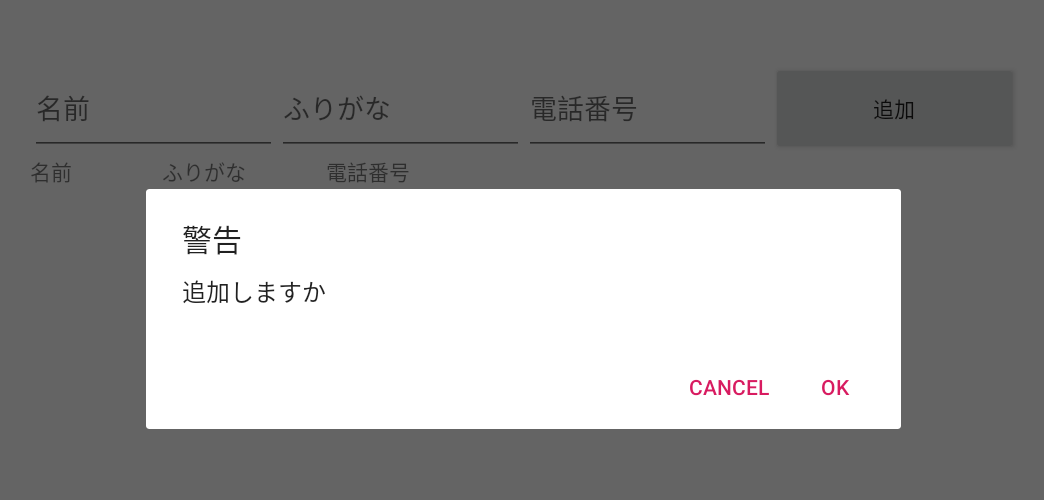
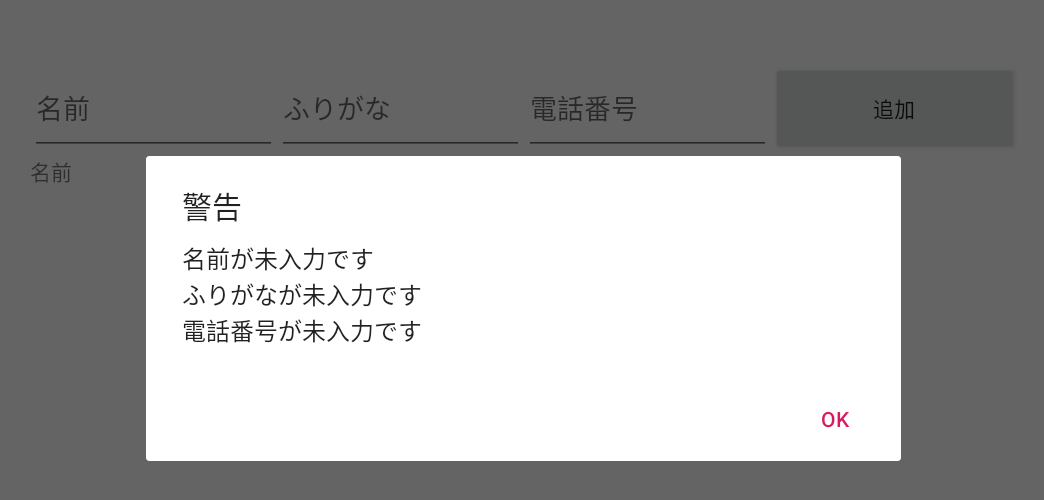
Before and after one commit to KawashimaRyutaro/Dokatsuke, an Android app: the MemberMainteActivity screen opened directly, with no data from a screen before it, after a tap on "追加", on a phone screen of 824 x 412 dp (held sideways). Shown: the top 500 px of the screen, without its empty margins (94-1138 px from the left). Run offline under Robolectric (Android 15) with nearby library versions, the phone set to English and light mode, and no system bars.

Commit message:
メンテ画面のチェック処理追加

```diff
--- a/app/src/main/java/com/example/dokatsu/dokatsu/MemberMainteActivity.java
+++ b/app/src/main/java/com/example/dokatsu/dokatsu/MemberMainteActivity.java
@@ -2,14 +2,20 @@ package com.example.dokatsu.dokatsu;
 
 import android.os.Bundle;
 import android.support.v7.app.AppCompatActivity;
+import android.text.TextUtils;
 import android.view.View;
 import android.widget.Button;
 import android.widget.EditText;
+import android.widget.RadioButton;
+import android.widget.RadioGroup;
 import android.widget.TableLayout;
 import android.widget.TableRow;
 import android.widget.TextView;
 import android.app.AlertDialog;
 import android.content.DialogInterface;
+
+import java.util.ArrayList;
+import java.util.List;
 
 public class MemberMainteActivity extends AppCompatActivity implements  View.OnClickListener
 {
@@ -105,6 +111,28 @@ public class MemberMainteActivity extends AppCompatActivity implements  View.OnC
         switch (view.getId())
         {
             case R.id.ButtonAddUpdate:
+
+                // 入力チェック
+                List<String> validationList = onClickVaridation();
+                // エラーがあれば、警告メッセージを出力
+                if (validationList != null && validationList.size() != 0) {
+                    StringBuilder sb = new StringBuilder();
+                    int loopCount = 1;
+                    for (String messageList : validationList) {
+                        sb.append(messageList);
+                        if (loopCount != validationList.size()) {
+                            sb.append("\n");
+                        }
+                    }
+                    new AlertDialog.Builder(MemberMainteActivity.this)
+                            .setTitle("警告")
+                            .setMessage(sb.toString())
+                            .setPositiveButton("OK", null)
+                            .show();
+                    break;
+
+                }
+
                 new AlertDialog.Builder(MemberMainteActivity.this)
                         .setTitle("警告")
                         .setMessage("追加しますか")
@@ -125,4 +153,37 @@ public class MemberMainteActivity extends AppCompatActivity implements  View.OnC
                 break;
         }
     }
+
+    public List<String> onClickVaridation() {
+        // 返却値のリストを作成
+        List<String> varidationList = new ArrayList<String>();
+
+        // ------------------
+        // 名前の入力チェック
+        // ------------------
+        // 未入力チェック
+        if (TextUtils.isEmpty(((EditText)findViewById(R.id.editText_Name)).getText().toString())) {
+            varidationList.add("名前が未入力です");
+        }
+        // ------------------
+        // ふりがなの入力チェック
+        // ------------------
+        // 未入力チェック
+        if (TextUtils.isEmpty(((EditText)findViewById(R.id.editText_Furigana)).getText().toString())) {
+            varidationList.add("ふりがなが未入力です");
+        }
+
+        // ------------------
+        // 電話番号の入力チェック
+        // ------------------
+        // 未入力チェック
+        if (TextUtils.isEmpty(((EditText)findViewById(R.id.editText_ID)).getText().toString())) {
+            varidationList.add("電話番号が未入力です");
+            // 数値チェック
+        } else if (!TextUtils.isDigitsOnly(((EditText)findViewById(R.id.editText_ID)).getText().toString())) {
+            varidationList.add("電話番号に数値以外の文字が入力されています");
+        }
+
+        return varidationList;
+    }
 }
```
